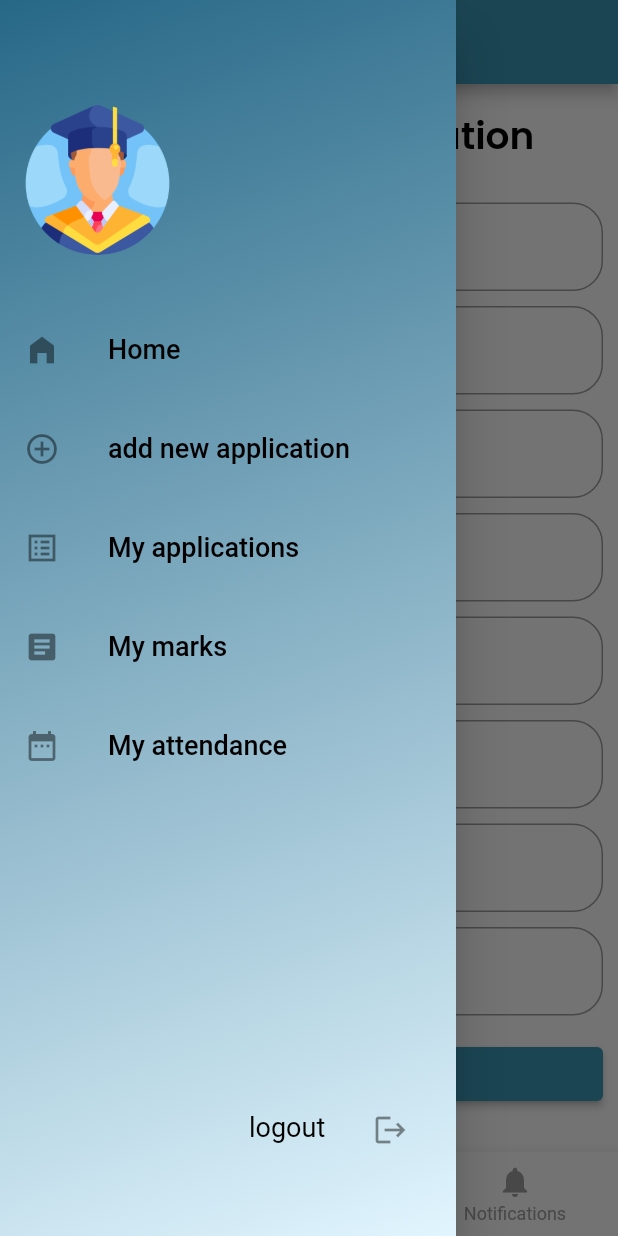
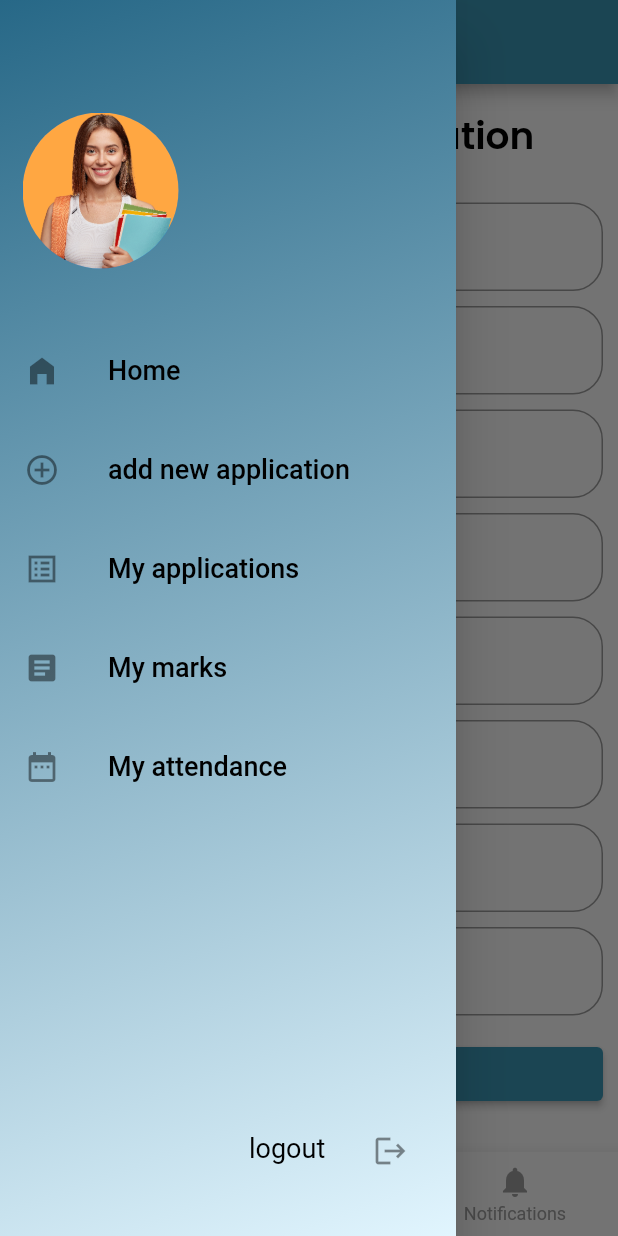
Before and after one commit to anfel17/internship_management_app-, a Flutter app: the newApplicationScreen screen opened by its route, with the side drawer open, on a phone screen of 412 x 824 dp. Run offline on Flutter 3.47's test engine with Material 2 defaults, Android fonts, the light colour scheme and no system bars; our stand-ins replace awesome_dialog, email_validator, google_fonts; accounts and stored records are empty; network calls fail.

Commit message:
adding some details

```diff
--- a/lib/constants.dart
+++ b/lib/constants.dart
@@ -1,7 +1,7 @@
 import 'package:flutter/material.dart';
 import 'package:flutter/cupertino.dart';
 //Api routes
-const baseUrl = 'http://192.168.1.11:8000/api/';
+const baseUrl = 'http://192.168.1.7:8000/api/';
 const consultStudentAccount = baseUrl + 'consultStudentAccount';
 const consultOffersList = baseUrl + 'consultOffersList';
 const getStudentNotif = baseUrl + 'getStudentNotif';
--- a/lib/screens/drawer/navDrawer.dart
+++ b/lib/screens/drawer/navDrawer.dart
@@ -17,13 +17,11 @@ class NavDrawer extends StatefulWidget {
   State<NavDrawer> createState() => _NavDrawerState();
 }
 
-
 class _NavDrawerState extends State<NavDrawer> {
   String userId = '';
   late UserProvider userProvider;
   String name = "";
   String email = "";
-
 
   Future<void> getStudentAccount(String userId) async {
     Uri url = Uri.parse(consultStudentAccount);
@@ -40,7 +38,6 @@ class _NavDrawerState extends State<NavDrawer> {
     }
   }
 
-
   @override
   void initState() {
     super.initState();
@@ -49,15 +46,13 @@ class _NavDrawerState extends State<NavDrawer> {
     getStudentAccount(userId);
   }
 
-
-
   @override
   Widget build(BuildContext context) {
     return Drawer(
       child: Container(
         decoration: BoxDecoration(
           gradient: LinearGradient(
-            colors: [Color(0xFF276887) ,Colors.lightBlue[50]!],
+            colors: [Color(0xFF276887), Colors.lightBlue[50]!],
             begin: Alignment.topLeft,
             end: Alignment.bottomRight,
           ),
@@ -67,23 +62,40 @@ class _NavDrawerState extends State<NavDrawer> {
             const SizedBox(height: 15),
             Align(
               alignment: Alignment.centerLeft,
-
               child: Container(
-                width: 100,
-                height: 150,
+                  // width: 100,
+                  // height: 150,
                   margin: const EdgeInsets.only(
-                  top: 30,
+                    top: 60,
                     left: 15,
                   ),
-                decoration: const BoxDecoration(
-                  shape: BoxShape.circle,
-                  image: DecorationImage(
-                    image: AssetImage('assets/images/graduate.png'),
+                  child: Row(
+                    children: [
+                      CircleAvatar(
+                        radius: 52,
+                        backgroundImage: AssetImage(
+                            'assets/images/cheerful-student-posing-against-pink-wall-fotor-bg-remover-20230601152110.png'),
+                      ),
+                     SizedBox(width:20),
+                      Text(
+                        name,
+                        style: TextStyle(
+                          color: Colors.black,
+                          fontWeight: FontWeight.w500,
+                          fontSize: 20,
+                        ),
+                      )
+                    ],
+                  )
+                  // decoration: const BoxDecoration(
+                  //   shape: BoxShape.circle,
+                  //   image: DecorationImage(
+                  //     image: AssetImage('assets/images/cheerful-student-posing-against-pink-wall-fotor-bg-remover-20230601152110.png'),
+                  //   ),
+                  // ),
                   ),
             ),
-              ),
-            ),
-            const SizedBox(height: 10),
+            const SizedBox(height: 40),
             ListTile(
               leading: Icon(Icons.home_filled),
               title: const Text(
@@ -160,11 +172,9 @@ class _NavDrawerState extends State<NavDrawer> {
                 top: 200,
                 left: 150,
               ),
-          child:
-            Align(
+              child: Align(
                 alignment: Alignment.bottomRight,
-
-                child:ListTile(
+                child: ListTile(
                   leading: Text(
                     'logout',
                     style: TextStyle(
@@ -177,7 +187,6 @@ class _NavDrawerState extends State<NavDrawer> {
                     Navigator.pushNamed(context, LoginPage.routeName);
                   },
                 ),
-
               ),
             ),
             const SizedBox(height: 10),
@@ -185,10 +194,5 @@ class _NavDrawerState extends State<NavDrawer> {
         ),
       ),
     );
-
-
-
-
   }
-
 }
--- a/lib/screens/newApplication/newApplication.dart
+++ b/lib/screens/newApplication/newApplication.dart
@@ -1,4 +1,5 @@
 import 'package:flutter/material.dart';
+import 'package:google_fonts/google_fonts.dart';
 import 'package:internship_management_system/screens/drawer/navDrawer.dart';
 import 'package:internship_management_system/screens/notifications/notification_screen.dart';
 import 'package:internship_management_system/screens/bottomNavBar/bottomNavBar.dart';
@@ -16,9 +17,21 @@ class newApplicationScreen extends StatelessWidget {
     // You have to call it on your starting screen
     // SizeConfig().init(context);
     return Scaffold(
-      appBar: AppBar(
+        appBar: AppBar(
           backgroundColor: Color(0xFF3A96B4),
-       ),
+          title: Container(
+              width: 340,
+              decoration: BoxDecoration(
+                borderRadius: BorderRadius.circular(15),
+
+              ),
+              child: Text("Internify", style: GoogleFonts.poppins(
+                fontSize: 20,
+                fontWeight: FontWeight.w800,
+                color:Colors.lightBlue[50],
+              ),)
+          ),
+        ),
       drawer: NavDrawer(),
       body: Body(),
         bottomNavigationBar: MyBottomNavigationBar(selectedIndex: 0)
```
Also changed, not shown: lib/dialog/my_dialog.dart (+39 -7 lines), lib/screens/home/components/body.dart (+32 -12 lines), lib/screens/myProfile/components/body.dart (+28 -15 lines), assets/images/Screenshot 2023-06-01 180551.png (added), assets/images/Screenshot_2023-06-01_180551-removebg-preview.png (added), assets/images/cheerful-student-posing-against-pink-wall-fotor-bg-remover-20230601152110.png (added), assets/images/main.png (deleted), 1 other file. Lines whose indentation alone changed are shown as unchanged.
